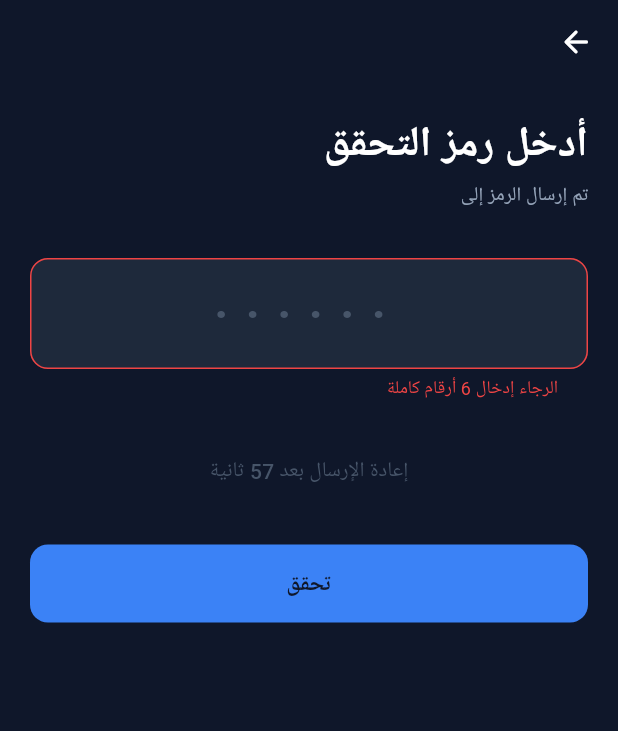
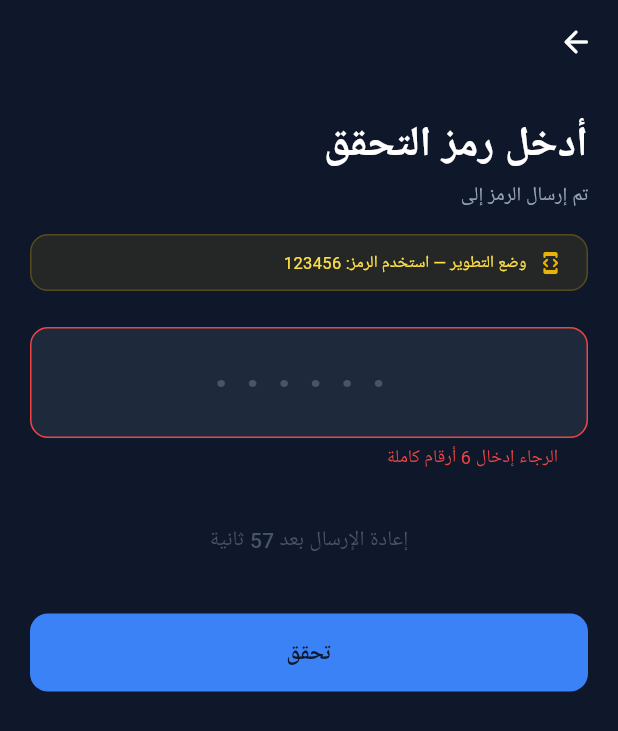
Before and after one commit to usingn50/hisab-app, a Flutter app: the OtpScreen screen opened by its route, after a tap on "تحقق", on a phone screen of 412 x 824 dp. Shown: the top 731 px of the screen. Run offline on Flutter 3.47's test engine with Material 3 defaults, Android fonts, the light colour scheme and no system bars; our stand-ins replace connectivity_plus, dio, drift, fl_chart, flutter_riverpod, go_router and 3 more; accounts and stored records are empty; generated files the repository leaves out were written again; Roboto replaces fonts that are missing (Cairo).

Commit message:
feat(auth): implement AuthRepository with dev/prod OTP toggle
- Add AuthRepository with sealed result types (SendOtpResult, VerifyOtpResult)
- Add _backendEnabled flag: false=dev simulation, true=real API
- Dev OTP hardcoded as 123456, shown via banner in otp_screen
- Wire login_screen and otp_screen to AuthRepository
- Add authRepositoryProvider to injection.dart
- Migrate LoginScreen to ConsumerStatefulWidget
- Remove all TODO placeholders in auth flow

To enable backend: set AuthRepository._backendEnabled = true

```diff
--- /dev/null
+++ b/lib/data/repositories/auth_repository.dart
@@ -0,0 +1,106 @@
+import 'package:dio/dio.dart';
+import '../remote/api_client.dart';
+import '../../core/services/session_service.dart';
+
+/// نتيجة إرسال OTP
+sealed class SendOtpResult {
+  const SendOtpResult();
+}
+
+class SendOtpSuccess extends SendOtpResult {
+  const SendOtpSuccess();
+}
+
+class SendOtpFailure extends SendOtpResult {
+  final String message;
+  const SendOtpFailure(this.message);
+}
+
+/// نتيجة التحقق من OTP
+sealed class VerifyOtpResult {
+  const VerifyOtpResult();
+}
+
+class VerifyOtpSuccess extends VerifyOtpResult {
+  /// معرّف المستخدم — حالياً رقم الهاتف، لاحقاً UUID من الـ Backend
+  final String userId;
+  const VerifyOtpSuccess(this.userId);
+}
+
+class VerifyOtpFailure extends VerifyOtpResult {
+  final String message;
+  const VerifyOtpFailure(this.message);
+}
+
+/// طبقة المصادقة — تتولى إرسال OTP والتحقق منه وحفظ الجلسة.
+///
+/// الوضع الحالي: [_backendEnabled] = false → محاكاة محلية آمنة.
+/// لتفعيل الـ Backend الحقيقي: غيّر [_backendEnabled] إلى true بعد
+/// نشر سيرفر Node.js وتحديث [ApiClient.baseUrl].
+class AuthRepository {
+  final ApiClient _api;
+
+  /// رمز OTP الثابت للتطوير — يُقبل فقط عندما يكون _backendEnabled = false
+  static const _devOtp = '123456';
+
+  /// اضبطها على true عند ربط الـ Backend الفعلي
+  static const _backendEnabled = false;
+
+  AuthRepository(this._api);
+
+  Future<SendOtpResult> sendOtp(String phone) async {
+    if (!_backendEnabled) {
+      // محاكاة: تأخير 600ms لمحاكاة الشبكة
+      await Future.delayed(const Duration(milliseconds: 600));
+      return const SendOtpSuccess();
+    }
+
+    try {
+      await _api.sendOtp(phone);
+      return const SendOtpSuccess();
+    } on DioException catch (e) {
+      return SendOtpFailure(_extractMessage(e, fallback: 'تعذر إرسال رمز التحقق'));
+    } catch (_) {
+      return const SendOtpFailure('خطأ غير متوقع، حاول مرة أخرى');
+    }
+  }
+
+  Future<VerifyOtpResult> verifyOtp(String phone, String otp) async {
+    if (!_backendEnabled) {
+      await Future.delayed(const Duration(milliseconds: 600));
+      if (otp == _devOtp) {
+        final userId = await SessionService.saveSession(phone);
+        return VerifyOtpSuccess(userId);
+      }
+      return const VerifyOtpFailure('الرمز غير صحيح — استخدم 123456 في وضع التطوير');
+    }
+
+    try {
+      final token = await _api.verifyOtp(phone, otp);
+      // عند ربط Backend حقيقي: حفظ الـ JWT token + استخراج userId منه
+      // حالياً: استخدام رقم الهاتف كـ userId مع حفظ الـ token للاستخدام لاحقاً
+      final userId = await SessionService.saveSession(phone);
+      _api.setAuthToken(token);
+      return VerifyOtpSuccess(userId);
+    } on DioException catch (e) {
+      final status = e.response?.statusCode;
+      if (status == 401 || status == 400) {
+        return const VerifyOtpFailure('رمز التحقق غير صحيح أو منتهي الصلاحية');
+      }
+      if (status == 429) {
+        return const VerifyOtpFailure('محاولات كثيرة — انتظر دقيقة وحاول مجدداً');
+      }
+      return VerifyOtpFailure(_extractMessage(e, fallback: 'تعذر التحقق من الرمز'));
+    } catch (_) {
+      return const VerifyOtpFailure('خطأ غير متوقع، حاول مرة أخرى');
+    }
+  }
+
+  static String _extractMessage(DioException e, {required String fallback}) {
+    try {
+      final data = e.response?.data;
+      if (data is Map && data['message'] is String) return data['message'];
+    } catch (_) {}
+    return fallback;
+  }
+}
--- a/lib/presentation/providers/injection.dart
+++ b/lib/presentation/providers/injection.dart
@@ -7,6 +7,7 @@ import '../../data/local/daos/product_dao.dart';
 import '../../data/local/daos/customer_dao.dart';
 import '../../data/remote/api_client.dart';
 import '../../data/remote/sync_service.dart';
+import '../../data/repositories/auth_repository.dart';
 import '../../data/repositories/transaction_repository_impl.dart';
 import '../../data/repositories/product_repository_impl.dart';
 import '../../data/repositories/customer_repository_impl.dart';
@@ -55,6 +56,10 @@ final customerDaoProvider = Provider<CustomerDao>((ref) {
 // ===== الشبكة =====
 final apiClientProvider = Provider<ApiClient>((ref) {
   return ApiClient();
+});
+
+final authRepositoryProvider = Provider<AuthRepository>((ref) {
+  return AuthRepository(ref.watch(apiClientProvider));
 });
 
 final connectivityProvider = Provider<Connectivity>((ref) {
--- a/lib/presentation/screens/auth/otp_screen.dart
+++ b/lib/presentation/screens/auth/otp_screen.dart
@@ -6,7 +6,9 @@ import 'package:go_router/go_router.dart';
 import '../../../core/constants/app_colors.dart';
 import '../../../core/constants/app_sizes.dart';
 import '../../../core/constants/app_strings.dart';
+import '../../../core/constants/app_colors.dart';
 import '../../../core/services/session_service.dart';
+import '../../../data/repositories/auth_repository.dart';
 import '../../providers/injection.dart';
 import '../../widgets/common/app_button.dart';
 
@@ -62,27 +64,44 @@ class _OtpScreenState extends ConsumerState<OtpScreen> {
       _errorText = null;
     });
 
-    // TODO: استدعاء AuthRepository.verifyOtp(phone, code) عبر api_client
-    await Future.delayed(const Duration(milliseconds: 700));
-
-    if (!mounted) return;
-
-    final userId = await SessionService.saveSession(widget.phone);
-    if (!mounted) return;
-    ref.read(currentUserIdProvider.notifier).state = userId;
+    final result = await ref
+        .read(authRepositoryProvider)
+        .verifyOtp(widget.phone, _otpController.text);
 
     if (!mounted) return;
     setState(() => _isLoading = false);
-    context.go('/dashboard');
+
+    switch (result) {
+      case VerifyOtpSuccess(:final userId):
+        ref.read(currentUserIdProvider.notifier).state = userId;
+        context.go('/dashboard');
+      case VerifyOtpFailure(:final message):
+        setState(() => _errorText = message);
+        HapticFeedback.vibrate();
+    }
   }
 
-  void _resend() {
+  Future<void> _resend() async {
     if (_secondsLeft > 0) return;
-    // TODO: استدعاء AuthRepository.sendOtp(phone) مرة أخرى
     _startTimer();
-    ScaffoldMessenger.of(context).showSnackBar(
-      const SnackBar(content: Text('تم إرسال رمز جديد')),
-    );
+    final result = await ref
+        .read(authRepositoryProvider)
+        .sendOtp(widget.phone);
+    if (!mounted) return;
+    switch (result) {
+      case SendOtpSuccess():
+        ScaffoldMessenger.of(context).showSnackBar(
+          const SnackBar(content: Text('تم إرسال رمز جديد')),
+        );
+      case SendOtpFailure(:final message):
+        ScaffoldMessenger.of(context).showSnackBar(
+          SnackBar(
+            content: Text(message),
+            backgroundColor: AppColors.danger,
+            behavior: SnackBarBehavior.floating,
+          ),
+        );
+    }
   }
 
   @override
@@ -117,7 +136,36 @@ class _OtpScreenState extends ConsumerState<OtpScreen> {
                   color: AppColors.textSecondary,
                 ),
               ),
-              const SizedBox(height: AppSizes.xl),
+              const SizedBox(height: AppSizes.md),
+
+              // وضع التطوير — يُخفى تلقائياً عند تفعيل الـ Backend
+              Container(
+                padding: const EdgeInsets.symmetric(
+                    horizontal: AppSizes.md, vertical: 10),
+                decoration: BoxDecoration(
+                  color: AppColors.gold.withValues(alpha: 0.10),
+                  borderRadius: BorderRadius.circular(AppSizes.radiusMd),
+                  border: Border.all(
+                      color: AppColors.gold.withValues(alpha: 0.25)),
+                ),
+                child: const Row(
+                  children: [
+                    Icon(Icons.developer_mode_rounded,
+                        size: 16, color: AppColors.gold),
+                    SizedBox(width: 8),
+                    Expanded(
+                      child: Text(
+                        'وضع التطوير — استخدم الرمز: 123456',
+                        style: TextStyle(
+                            fontSize: AppSizes.textXs,
+                            color: AppColors.goldLight),
+                      ),
+                    ),
+                  ],
+                ),
+              ),
+
+              const SizedBox(height: AppSizes.lg),
 
               TextField(
                 controller: _otpController,
```
Also changed, not shown: lib/presentation/screens/auth/login_screen.dart (+20 -8 lines), 3 other files.
